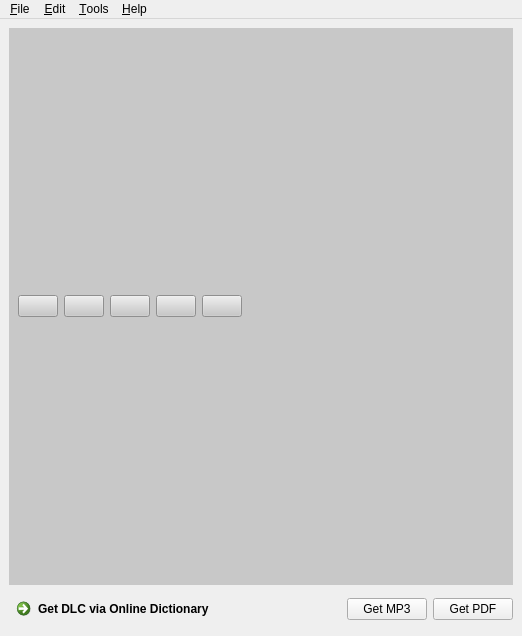
Old version of the form design/main.ui in the repository kokimame/joytan.
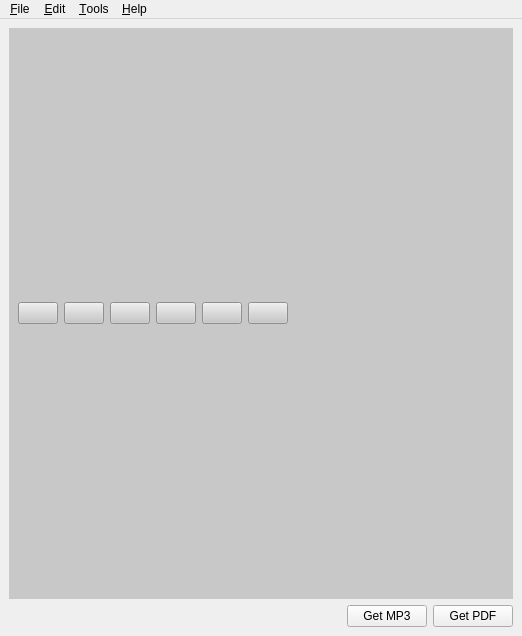
New version of the form.

Commit message: Update ui of main window

What changed in the file:
```diff
--- a/design/main.ui
+++ b/design/main.ui
@@ -47,6 +47,13 @@
            </property>
           </widget>
          </item>
+         <item>
+          <widget class="QPushButton" name="dlButton">
+           <property name="text">
+            <string/>
+           </property>
+          </widget>
+         </item>
          <item>
           <widget class="QPushButton" name="transButton">
            <property name="text">
@@ -81,13 +88,6 @@
     </item>
     <item>
      <layout class="QHBoxLayout" name="horizontalLayout_2">
-      <item>
-       <widget class="QCommandLinkButton" name="dlcButton">
-        <property name="text">
-         <string>Get DLC via Online Dictionary</string>
-        </property>
-       </widget>
-      </item>
       <item>
        <spacer name="horizontalSpacer_2">
         <property name="orientation">
```
The commit also changes 3 other files.
